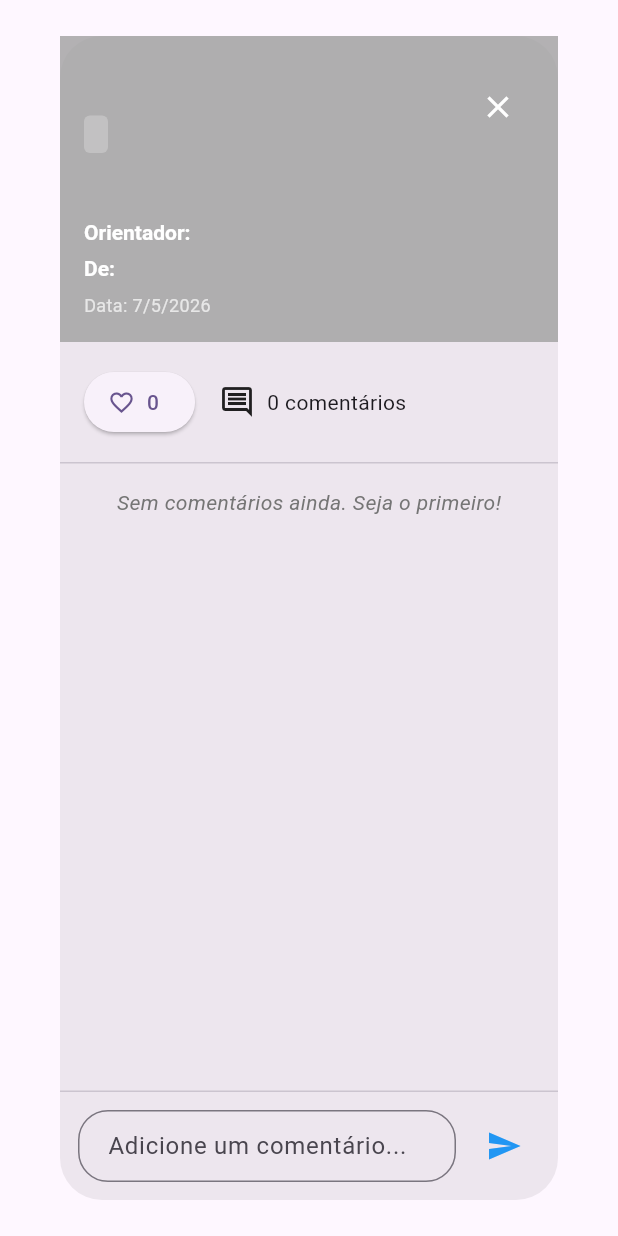
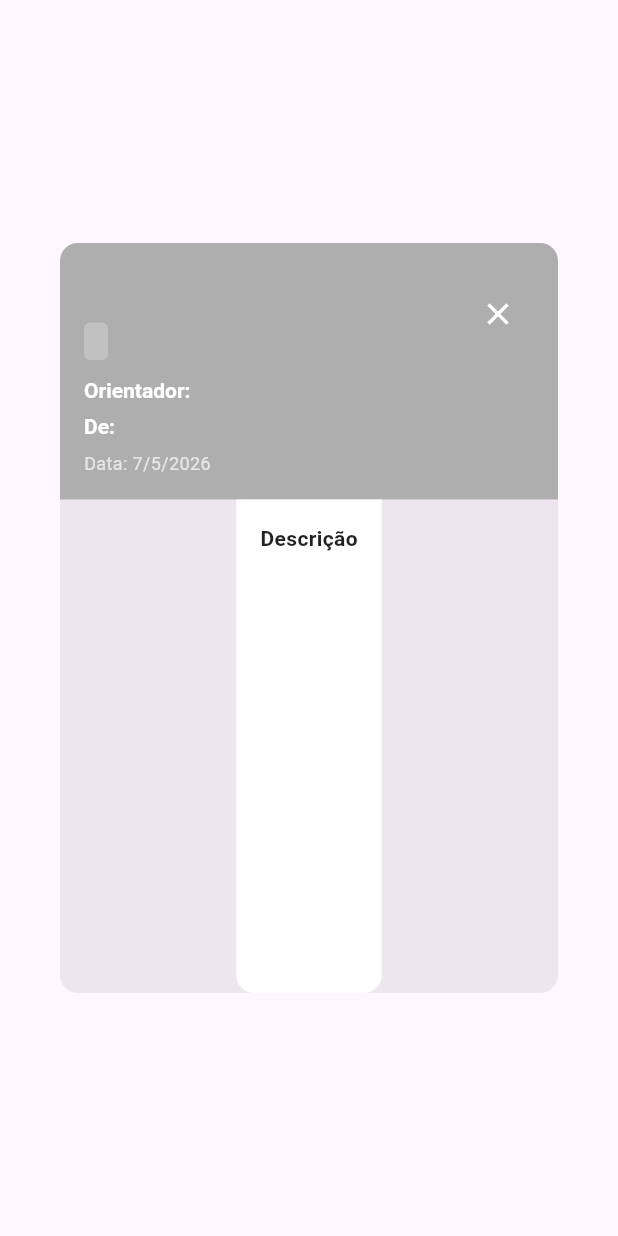
Before and after one commit to Midvirus/App-Meninas-Digitais, a Flutter app: the _PinDetailsDialog widget shown alone on an empty page, opened directly with empty values, on a phone screen of 412 x 824 dp. Run offline on Flutter 3.47's test engine with Material 3 defaults, Android fonts, the phone set to English and light mode, and no system bars; our stand-ins replace font_awesome_flutter.

Commit message:
Detalhes do Card Corrigido

```diff
--- a/lib/pinboard.dart
+++ b/lib/pinboard.dart
@@ -112,7 +112,8 @@ class _PinboardPageState extends State<PinboardPage> {
       builder: (context) => _AddPinDialog(
         onAdd: (title, description, user, category, date, color, tutor) {
           setState(() {
-            pins.add(
+            pins.insert(
+              0,
               Pin(
                 id: DateTime.now().toString(),
                 title: title,
@@ -440,18 +441,30 @@ class _PinDetailsDialogState extends State<_PinDetailsDialog> {
   @override
   Widget build(BuildContext context) {
     return Dialog(
+      shape: RoundedRectangleBorder(
+        borderRadius: BorderRadius.circular(12),
+      ),
       child: Container(
-        constraints: const BoxConstraints(maxWidth: 500),
+        constraints: const BoxConstraints(maxWidth: 500, maxHeight: 500,),
         child: Column(
           mainAxisSize: MainAxisSize.min,
           children: [
-            // Header with pin details
+            // ==========================
+            // HEADER COLORIDO
+            // ==========================
             Container(
-              color: widget.pin.color.withAlpha(200),
+              decoration: BoxDecoration(
+                color: widget.pin.color.withAlpha(200),
+                borderRadius: const BorderRadius.only(
+                  topLeft: Radius.circular(12),
+                  topRight: Radius.circular(12),
+                ),
+              ),
               padding: const EdgeInsets.all(16),
               child: Column(
                 crossAxisAlignment: CrossAxisAlignment.start,
                 children: [
+                  // Título + categoria + botão fechar
                   Row(
                     mainAxisAlignment: MainAxisAlignment.spaceBetween,
                     children: [
@@ -491,14 +504,6 @@ class _PinDetailsDialogState extends State<_PinDetailsDialog> {
                         onPressed: () => Navigator.pop(context),
                       ),
                     ],
-                  ),
-                  const SizedBox(height: 12),
-                  Text(
-                    widget.pin.description,
-                    style: const TextStyle(
-                      fontSize: 14,
-                      color: Colors.white,
-                    ),
                   ),
                   const SizedBox(height: 12),
                   if (widget.pin.tutor != null)
@@ -550,118 +555,45 @@ class _PinDetailsDialogState extends State<_PinDetailsDialog> {
                 ],
               ),
             ),
-            // Engagement metrics
-            Padding(
-              padding: const EdgeInsets.all(16),
-              child: Row(
-                children: [
-                  ElevatedButton.icon(
-                    onPressed: widget.onLike,
-                    icon: const Icon(Icons.favorite_outline),
-                    label: Text('${widget.pin.likes}'),
+            Expanded(
+              child: Container(
+                decoration: const BoxDecoration(
+                  color: Colors.white,
+                  borderRadius: BorderRadius.only(
+                    bottomLeft: Radius.circular(12),
+                    bottomRight: Radius.circular(12),
                   ),
-                  const SizedBox(width: 16),
-                  Expanded(
-                    child: Row(
-                      children: [
-                        const Icon(Icons.comment_outlined),
-                        const SizedBox(width: 8),
-                        Text('${widget.pin.comments.length} comentários'),
-                      ],
-                    ),
-                  ),
-                ],
-              ),
-            ),
-            const Divider(height: 1),
-            // Seção de comentários
-            Expanded(
-              child: SingleChildScrollView(
+                ),
+                padding: const EdgeInsets.all(16),
                 child: Column(
                   crossAxisAlignment: CrossAxisAlignment.start,
                   children: [
-                    if (widget.pin.comments.isEmpty)
-                      Padding(
-                        padding: const EdgeInsets.all(16),
+                    // Título da seção (opcional)
+                    const Text(
+                      'Descrição',
+                      style: TextStyle(
+                        fontSize: 14,
+                        fontWeight: FontWeight.bold,
+                        color: Colors.black87,
+                      ),
+                    ),
+                    const SizedBox(height: 8),
+
+                    // Área rolável para o texto da descrição
+                    Expanded(
+                      child: SingleChildScrollView(
+                        // scrollbar invisível (apenas gesto de scroll)
                         child: Text(
-                          'Sem comentários ainda. Seja o primeiro!',
-                          style: TextStyle(
+                          widget.pin.description,
+                          style: const TextStyle(
                             fontSize: 14,
-                            color: Colors.grey[600],
-                            fontStyle: FontStyle.italic,
+                            color: Colors.black87,
                           ),
                         ),
-                      )
-                    else
-                      ListView.builder(
-                        shrinkWrap: true,
-                        physics: const NeverScrollableScrollPhysics(),
-                        itemCount: widget.pin.comments.length,
-                        itemBuilder: (context, index) {
-                          return Padding(
-                            padding: const EdgeInsets.symmetric(
-                              horizontal: 16,
-                              vertical: 8,
-                            ),
-                            child: Column(
-                              crossAxisAlignment: CrossAxisAlignment.start,
-                              children: [
-                                Text(
-                                  'Usuário ${index + 1}',
-                                  style: const TextStyle(
-                                    fontWeight: FontWeight.bold,
-                                    fontSize: 12,
-                                  ),
-                                ),
-                                const SizedBox(height: 4),
-                                Text(
-                                  widget.pin.comments[index],
-                                  style: const TextStyle(fontSize: 13),
-                                ),
-                              ],
-                            ),
-                          );
-                        },
                       ),
+                    ),
                   ],
                 ),
-              ),
-            ),
-            const Divider(height: 1),
-            // Add comment section
-            Padding(
-              padding: const EdgeInsets.all(12),
-              child: Row(
-                children: [
-                  Expanded(
-                    child: TextField(
-                      controller: commentController,
-                      decoration: InputDecoration(
-                        hintText: 'Adicione um comentário...',
-                        border: OutlineInputBorder(
-                          borderRadius: BorderRadius.circular(20),
-                        ),
-                        contentPadding: const EdgeInsets.symmetric(
-                          horizontal: 16,
-                          vertical: 8,
-                        ),
-                      ),
-                      maxLines: 1,
-                    ),
-                  ),
-                  const SizedBox(width: 8),
-                  IconButton(
-                    icon: const Icon(Icons.send),
-                    color: Colors.blue,
-                    onPressed: () {
-                      if (commentController.text.isNotEmpty) {
-                        widget.onAddComment(commentController.text);
-                        commentController.clear();
-                        setState(() {});
-                      }
-                    },
-                  ),
-                ],
               ),
             ),
           ],
@@ -738,6 +670,7 @@ class _AddPinDialogState extends State<_AddPinDialog> {
     }
   }
 
+  // Adicionar POST
   @override
   Widget build(BuildContext context) {
     return AlertDialog(
```
